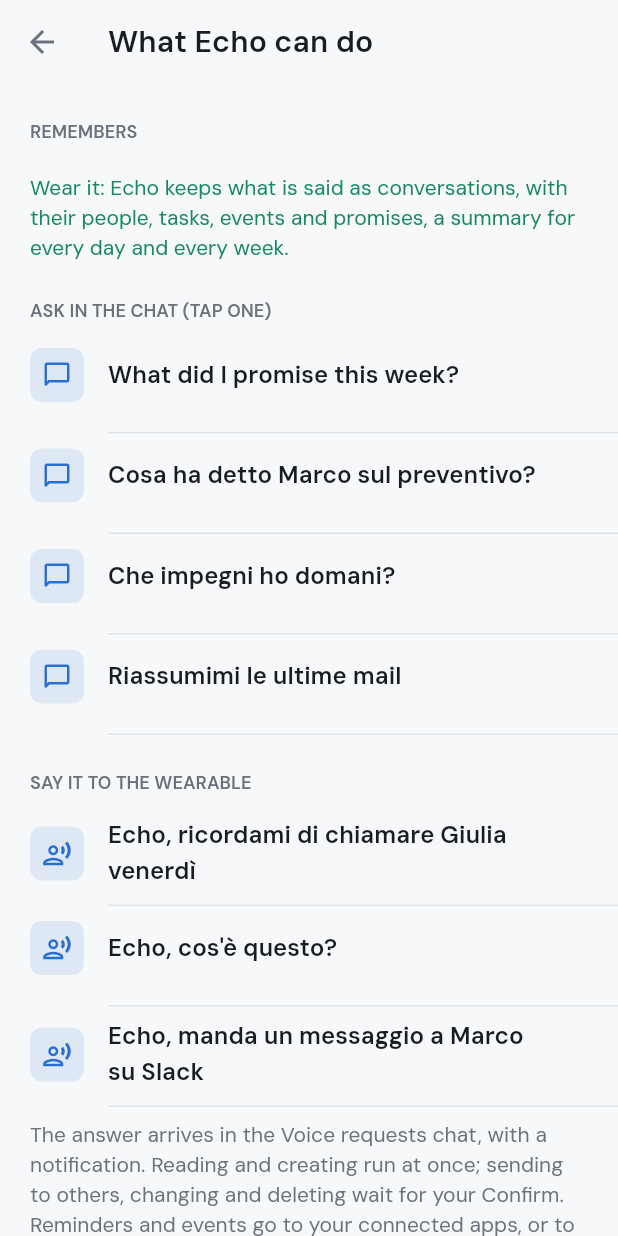
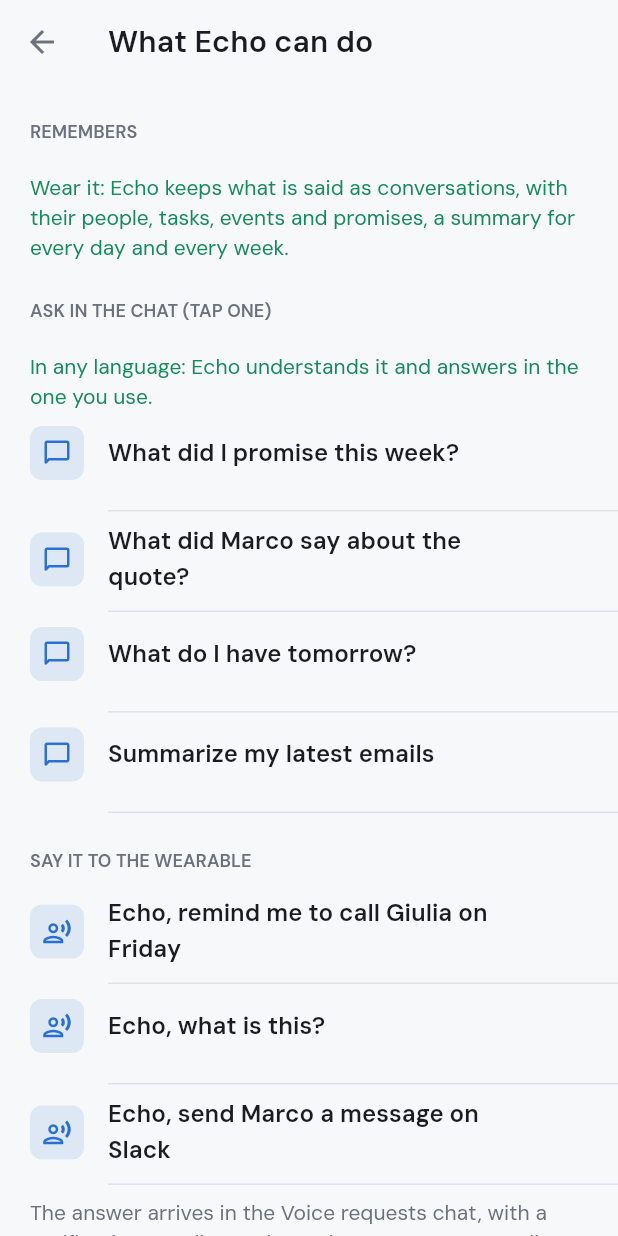
Before and after one commit to kocierik/echo, a Flutter app: the CapabilitiesScreen screen opened directly, on a phone screen of 412 x 824 dp. Run offline on Flutter 3.47's test engine with Material 3 defaults, Android fonts, the phone set to English and light mode, and no system bars; our stand-ins replace clock, connectivity_plus, flutter_blue_plus, flutter_local_notifications, flutter_markdown, flutter_secure_storage and 4 more; accounts and stored records are empty; network calls fail; statements that could not run were skipped.

Commit message:
fix: the app speaks English only
The app's own text was still partly Italian: the examples in "What Echo can
do" and the text read aloud to record one's voice (with a note that any
language works for it). The server's fixed replies stay in the user's
language, but now name the app's menus as the app shows them (Settings →
Automations → Integrations / Activity).

Co-Authored-By: Claude Opus 5.5 <noreply@anthropic.com>

```diff
--- a/mobile/lib/screens/settings/capabilities_screen.dart
+++ b/mobile/lib/screens/settings/capabilities_screen.dart
@@ -12,15 +12,15 @@ final class CapabilitiesScreen extends StatelessWidget {
 
   static const _askExamples = [
     'What did I promise this week?',
-    'Cosa ha detto Marco sul preventivo?',
-    'Che impegni ho domani?',
-    'Riassumimi le ultime mail',
+    'What did Marco say about the quote?',
+    'What do I have tomorrow?',
+    'Summarize my latest emails',
   ];
 
   static const _voiceExamples = [
-    'Echo, ricordami di chiamare Giulia venerdì',
-    "Echo, cos'è questo?",
-    'Echo, manda un messaggio a Marco su Slack',
+    'Echo, remind me to call Giulia on Friday',
+    'Echo, what is this?',
+    'Echo, send Marco a message on Slack',
   ];
 
   @override
@@ -35,6 +35,9 @@ final class CapabilitiesScreen extends StatelessWidget {
           'events and promises, a summary for every day and every week.',
         ),
         const SettingsSection('ASK IN THE CHAT (TAP ONE)'),
+        const SettingsMessage(
+          'In any language: Echo understands it and answers in the one you use.',
+        ),
         for (final question in _askExamples)
           SettingsRow(
             key: Key('capability-ask-$question'),
--- a/mobile/lib/screens/settings/voice_settings_screen.dart
+++ b/mobile/lib/screens/settings/voice_settings_screen.dart
@@ -10,10 +10,10 @@ import 'settings_components.dart';
 
 /// The text read aloud to record the user's voice (~20 s at a normal pace).
 const enrollmentText =
-    'Ciao Echo, questa è la mia voce. Oggi è una bella giornata e ho tante cose da fare: '
-    'scrivere qualche mail, chiamare un amico, comprare il pane e magari fare una '
-    'passeggiata al parco. Quando parlo con le persone vicino a me, voglio che tu capisca '
-    'quando sono io a parlare e quando invece parla qualcun altro.';
+    'Hi Echo, this is my voice. Today is a nice day and I have a lot to do: write a few '
+    'emails, call a friend, buy some bread and maybe take a walk in the park. When I talk '
+    'with the people around me, I want you to know when I am the one speaking and when '
+    'someone else is.';
 
 /// Known voices: the user's own, recorded here, and the people named in transcripts.
 final class VoiceSettingsScreen extends StatefulWidget {
@@ -320,6 +320,12 @@ final class _VoiceEnrollmentScreenState extends State<VoiceEnrollmentScreen> {
             ),
             child: Text(enrollmentText, style: textTheme.titleMedium?.copyWith(height: 1.5)),
           ),
+          const SizedBox(height: 8),
+          Text(
+            'Or say anything else for as long, in your own language: Echo only listens to how '
+            'your voice sounds.',
+            style: textTheme.bodySmall,
+          ),
           const SizedBox(height: 24),
           switch (_step) {
             _Step.ready => FilledButton(
```
Also changed, not shown: 5 other files.
